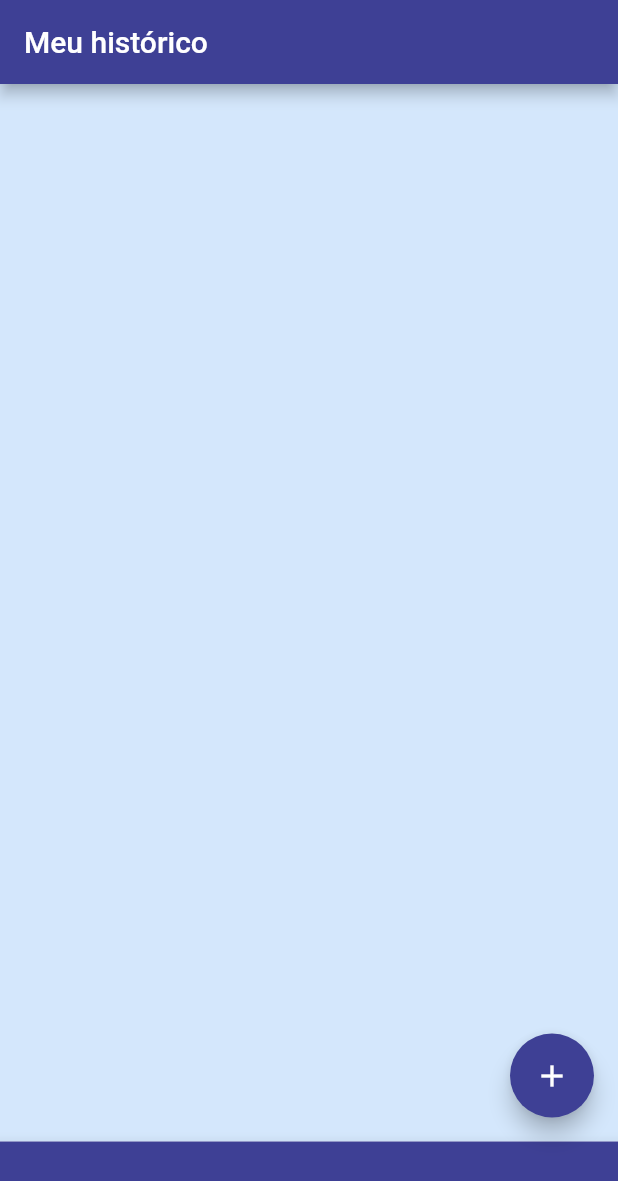
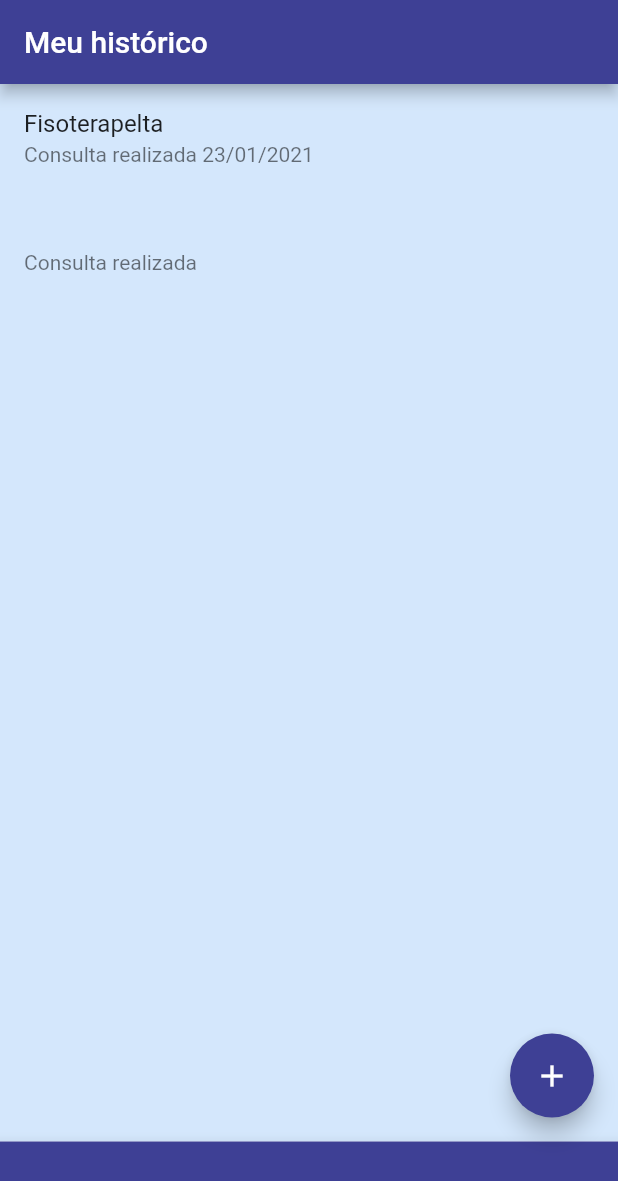
Before and after one commit to FelypeBrito/health, a Flutter app: the screen it shows after launch, after a tap on "Cadrastrar", on a phone screen of 412 x 824 dp. Shown: the top 1181 px of the screen. Run offline on Flutter 3.47's test engine with Material 2 defaults, Android fonts, the phone set to English and light mode, and no system bars.

Commit message:
Tela de exibição

```diff
--- a/lib/consultaRepositorio.dart
+++ b/lib/consultaRepositorio.dart
@@ -3,12 +3,11 @@ import 'package:health/consultas.dart';
 class ConsultaRepositorio {
   static List<Consulta> tabela = [
     Consulta(
-        medico: '',
-        especialidade: '',
-        data: '',
-        local: '',
+        medico: 'Gabriel',
+        especialidade: 'Fisoterapelta',
+        data: '23/01/2021',
+        local: 'Centro N1202',
         historico: '',
         exames: '')
   ];
-  static var cont = 0;
 }
--- a/lib/formulario.dart
+++ b/lib/formulario.dart
@@ -57,7 +57,6 @@ class _FormularioScreenState extends State<FormularioScreen> {
         historico: historico,
         exames: exames,
       );
-      print('Medico: ${dados.medico}');
 
       Navigator.push(
         context,
--- a/lib/home.dart
+++ b/lib/home.dart
@@ -1,7 +1,7 @@
 import 'package:flutter/material.dart';
 import 'package:health/consultaRepositorio.dart';
-
 import 'package:health/consultas.dart';
+import 'package:health/fichadetalhe.dart';
 import 'package:health/formulario.dart';
 
 class Homepage extends StatefulWidget {
@@ -65,28 +65,11 @@ class Home extends StatefulWidget {
 }
 
 class _HomeState extends State<Home> {
-  List<String> listProdutos = [];
   final tabela = ConsultaRepositorio.tabela;
-  int cont = ConsultaRepositorio.cont;
-
-  //List<Consulta> listConsultas = [];
 
   @override
   Widget build(BuildContext context) {
-    /*List<Consulta> listConsultas = [
-      Consulta(
-          medico: widget.medico,
-          especialidade: widget.especialidade,
-          data: widget.data,
-          local: widget.local,
-          historico: widget.historico,
-          exames: widget.exames)
-    ];*/
     print('Tamanho Tabela: ${tabela.length}');
-    /*if (tabela.length == 0) {
-      tabela.;
-      cont++;
-    }*/
 
     tabela.add(
       Consulta(
@@ -98,8 +81,6 @@ class _HomeState extends State<Home> {
           exames: widget.exames),
     );
 
-    listProdutos.add((widget.medico.toString()));
-
     return Scaffold(
       appBar: AppBar(
         title: Text('Meu histórico'),
@@ -109,9 +90,20 @@ class _HomeState extends State<Home> {
         itemCount: tabela.length,
         itemBuilder: (context, indice) {
           return ListTile(
-            title: Text(tabela[indice].medico),
-            subtitle: Text(tabela[indice].especialidade),
-            onTap: () {},
+            title: Text(tabela[indice].especialidade),
+            subtitle: Text('Consulta realizada ' + tabela[indice].data),
+            onTap: () {
+              Navigator.push(
+                  context,
+                  MaterialPageRoute(
+                      builder: (_) => FichaDetalhe(
+                          medico: tabela[indice].medico,
+                          especialidade: tabela[indice].especialidade,
+                          data: tabela[indice].data,
+                          local: tabela[indice].local,
+                          historico: tabela[indice].historico,
+                          exames: tabela[indice].exames)));
+            },
           );
         },
       ),
```
Also changed, not shown: lib/fichadetalhe.dart (added, +112 -0 lines), lib/homepage.dart (deleted, +0 -24 lines), lib/list.dart (deleted, +0 -34 lines).
